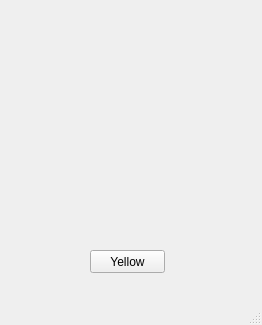
vlad-byte/F, file UI.ui: the form before one commit.
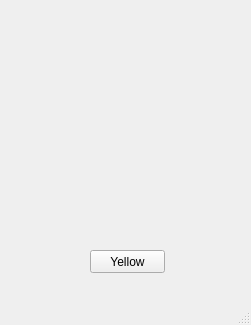
The form after the commit.

Patch:
```diff
--- a/UI.ui
+++ b/UI.ui
@@ -6,7 +6,7 @@
    <rect>
     <x>0</x>
     <y>0</y>
-    <width>262</width>
+    <width>251</width>
     <height>325</height>
    </rect>
   </property>
```
Left out of the diff: 2 changed lines with no effect on the pictures.
